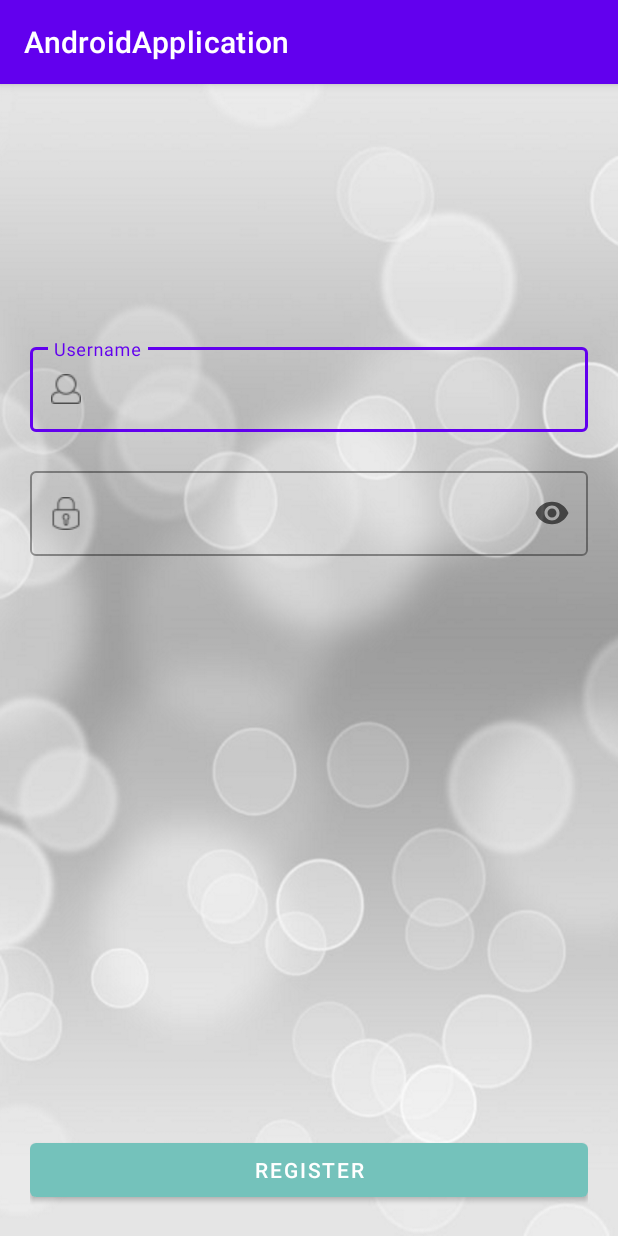
After one commit to Mikhail-Kh/android-project, an Android app: the MainRegistrationActivity screen opened directly, with no data from a screen before it, on a phone screen of 412 x 824 dp. The commit adds this screen. Run offline under Robolectric (Android 15) with nearby library versions, the phone set to English and light mode, and no system bars.

Commit message:
Create the application for user registration

```diff
--- a/app/src/main/AndroidManifest.xml
+++ b/app/src/main/AndroidManifest.xml
@@ -11,7 +11,9 @@
         android:roundIcon="@mipmap/ic_launcher_round"
         android:supportsRtl="true"
         android:theme="@style/AppTheme">
-        <activity android:name=".coffee_day.MainCoffeeActivity"></activity>
+        <activity android:name=".user_registration.MainRegistrationActivity"></activity>
+        <activity android:name=".user_registration.WelcomeActivity" />
+        <activity android:name=".coffee_day.MainCoffeeActivity" />
         <activity android:name=".mothers_day.MainCongratulationActivity" />
         <activity android:name=".mothers_day.MainStartActivity" />
         <activity android:name=".Main6Activity" />
--- a/app/src/main/java/by/khryshchanovich/androidapplication/MainActivity.kt
+++ b/app/src/main/java/by/khryshchanovich/androidapplication/MainActivity.kt
@@ -5,6 +5,7 @@ import androidx.appcompat.app.AppCompatActivity
 import android.os.Bundle
 import by.khryshchanovich.androidapplication.coffee_day.MainCoffeeActivity
 import by.khryshchanovich.androidapplication.mothers_day.MainStartActivity
+import by.khryshchanovich.androidapplication.user_registration.MainRegistrationActivity
 import kotlinx.android.synthetic.main.activity_main.*
 
 class MainActivity : AppCompatActivity() {
@@ -39,5 +40,9 @@ class MainActivity : AppCompatActivity() {
         button_coffee_day.setOnClickListener {
             startActivity(Intent(this, MainCoffeeActivity::class.java))
         }
+
+        button_user_registration.setOnClickListener {
+            startActivity(Intent(this, MainRegistrationActivity::class.java))
+        }
     }
 }
--- /dev/null
+++ b/app/src/main/java/by/khryshchanovich/androidapplication/user_registration/MainRegistrationActivity.kt
@@ -0,0 +1,54 @@
+package by.khryshchanovich.androidapplication.user_registration
+
+import android.content.Intent
+import androidx.appcompat.app.AppCompatActivity
+import android.os.Bundle
+import android.widget.Toast
+import androidx.core.widget.addTextChangedListener
+import by.khryshchanovich.androidapplication.R
+import com.google.android.material.dialog.MaterialAlertDialogBuilder
+import kotlinx.android.synthetic.main.activity_main_registration.*
+
+private const val KEY_NAME = "username"
+
+class MainRegistrationActivity : AppCompatActivity() {
+    override fun onCreate(savedInstanceState: Bundle?) {
+        super.onCreate(savedInstanceState)
+        setContentView(R.layout.activity_main_registration)
+
+        usernameEditText.addTextChangedListener {
+            if (it.isNullOrEmpty()) {
+                usernameTextField.error = getString(R.string.error)
+            } else {
+                usernameTextField.error = null
+            }
+        }
+
+        passwordEditText.addTextChangedListener {
+            if (passwordEditText.length() < 8) {
+                passwordTextField.error = getString(R.string.password_is_8_characters)
+            } else {
+                passwordTextField.error = null
+            }
+        }
+
+        registration_button.setOnClickListener {
+            if (usernameEditText.text.toString().isNotEmpty() && passwordEditText.length() >= 8) {
+                MaterialAlertDialogBuilder(this)
+                    .setTitle(usernameEditText.text.toString())
+                    .setMessage(getString(R.string.you_are_registered))
+                    .setNeutralButton("Ok") { _, _ ->
+                    }
+                    .setPositiveButton("Sign in") { _, _ ->
+                        val intent = Intent(this, WelcomeActivity::class.java)
+                        intent.putExtra(KEY_NAME, usernameEditText.text.toString())
+                        startActivity(intent)
+                    }
+                    .setIcon(R.drawable.login)
+                    .show()
+            } else {
+                Toast.makeText(this, "Fill in all the fields correctly!", Toast.LENGTH_SHORT).show()
+            }
+        }
+    }
+}
--- /dev/null
+++ b/app/src/main/res/layout/activity_main_registration.xml
@@ -0,0 +1,60 @@
+<?xml version="1.0" encoding="utf-8"?>
+<androidx.constraintlayout.widget.ConstraintLayout xmlns:android="http://schemas.android.com/apk/res/android"
+    xmlns:app="http://schemas.android.com/apk/res-auto"
+    xmlns:tools="http://schemas.android.com/tools"
+    android:layout_width="match_parent"
+    android:layout_height="match_parent"
+    android:background="@drawable/bg"
+    android:padding="20dp"
+    tools:context=".user_registration.MainRegistrationActivity">
+
+    <com.google.android.material.textfield.TextInputLayout
+        android:id="@+id/usernameTextField"
+        style="@style/Widget.MaterialComponents.TextInputLayout.OutlinedBox"
+        android:layout_width="match_parent"
+        android:layout_height="wrap_content"
+        android:layout_marginTop="150dp"
+        android:hint="@string/username_string"
+        app:errorEnabled="true"
+        app:layout_constraintTop_toTopOf="parent"
+        app:startIconDrawable="@drawable/login"
+        tools:layout_editor_absoluteX="20dp">
+
+        <com.google.android.material.textfield.TextInputEditText
+            android:id="@+id/usernameEditText"
+            android:layout_width="match_parent"
+            android:layout_height="wrap_content"
+            android:maxLines="1"
+            android:singleLine="true" />
+
+    </com.google.android.material.textfield.TextInputLayout>
+
+    <com.google.android.material.textfield.TextInputLayout
+        android:id="@+id/passwordTextField"
+        style="@style/Widget.MaterialComponents.TextInputLayout.OutlinedBox"
+        android:layout_width="match_parent"
+        android:layout_height="wrap_content"
+        app:endIconMode="password_toggle"
+        app:errorEnabled="true"
+        app:layout_constraintTop_toBottomOf="@+id/usernameTextField"
+        app:startIconDrawable="@drawable/password">
+
+        <com.google.android.material.textfield.TextInputEditText
+            android:id="@+id/passwordEditText"
+            android:layout_width="match_parent"
+            android:layout_height="wrap_content"
+            android:inputType="textPassword" />
+
+    </com.google.android.material.textfield.TextInputLayout>
+
+    <Button
+        android:id="@+id/registration_button"
+        android:layout_width="match_parent"
+        android:layout_height="wrap_content"
+        android:text="@string/register_text"
+        app:backgroundTint="#74C2BB"
+        app:layout_constraintBottom_toBottomOf="parent"
+        app:layout_constraintRight_toRightOf="parent"
+        app:layout_constraintStart_toStartOf="parent" />
+
+</androidx.constraintlayout.widget.ConstraintLayout>
--- a/app/src/main/res/values/strings.xml
+++ b/app/src/main/res/values/strings.xml
@@ -46,4 +46,10 @@
     <string name="price_text_view">Цена, руб.</string>
     <string name="coffeename">coffeeName</string>
     <string name="coffeeprice">coffeePrice</string>
+    <string name="registration">Registration</string>
+    <string name="username_string">Username</string>
+    <string name="register_text">Register</string>
+    <string name="error">Error</string>
+    <string name="password_is_8_characters">Password must not be less than 8 characters</string>
+    <string name="you_are_registered">You are registered</string>
 </resources>
--- a/app/src/main/res/values/styles.xml
+++ b/app/src/main/res/values/styles.xml
@@ -1,6 +1,6 @@
 <resources>
     <!-- Base application theme. -->
-    <style name="AppTheme" parent="Theme.AppCompat.Light.DarkActionBar">
+    <style name="AppTheme" parent="Theme.MaterialComponents.Light.DarkActionBar">
         <!-- Customize your theme here. -->
         <item name="colorPrimary">@color/colorPrimary</item>
         <item name="colorPrimaryDark">@color/colorPrimaryDark</item>
```
Also changed, not shown: app/build.gradle (+10 -0 lines), app/src/main/java/by/khryshchanovich/androidapplication/user_registration/WelcomeActivity.kt (added, +20 -0 lines), app/src/main/res/layout/activity_main.xml (+13 -0 lines), app/src/main/res/layout/activity_welcome.xml (added, +18 -0 lines), app/src/main/res/drawable/bg.png (added), app/src/main/res/drawable/login.png (added), app/src/main/res/drawable/password.png (added).
